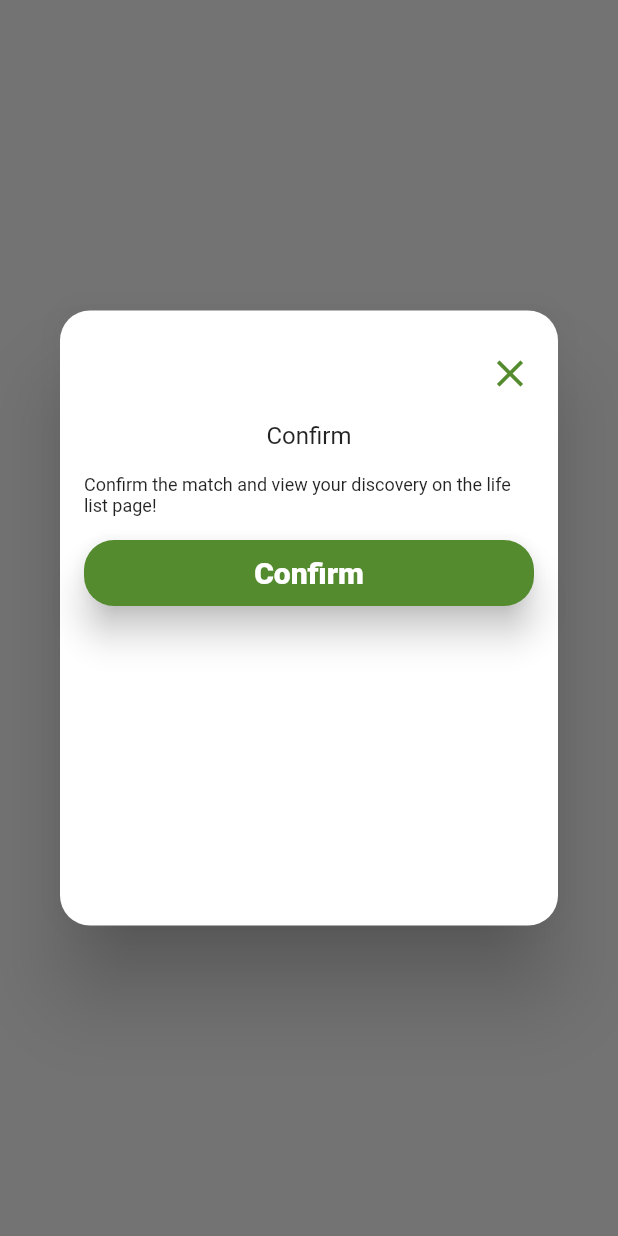
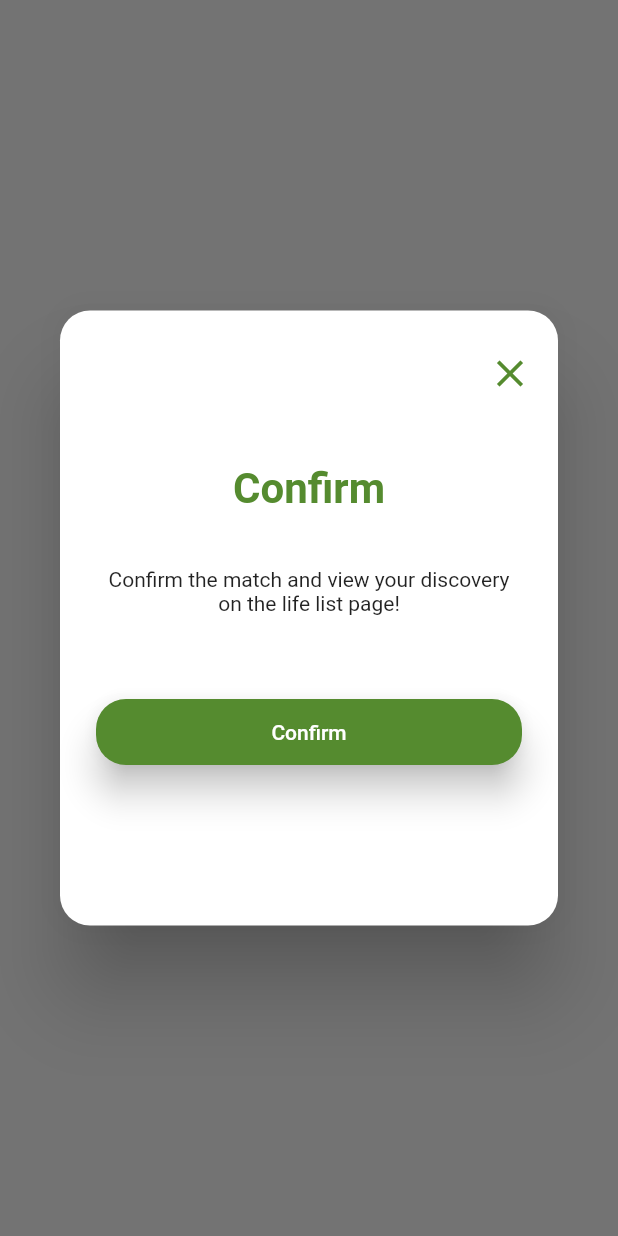
Before and after one commit to Tsukiyomi-Inari/BirdNerd, a Flutter app: what show() shows on an empty page, opened directly with empty values, after a tap on "Confirm", on a phone screen of 412 x 824 dp. Run offline on Flutter 3.47's test engine with Material 2 defaults, Android fonts, the phone set to English and light mode, and no system bars; our stand-ins replace camera, carousel_slider, cloud_firestore, firebase_auth, firebase_core, firebase_storage and 5 more; missing offline and left inert: custom_info_window, dart:ffi; accounts and stored records are empty; generated files the repository leaves out were written again; network calls fail; Roboto replaces fonts that are missing (Oswald, Teko).

```diff
--- a/lib/screens/home/map.dart
+++ b/lib/screens/home/map.dart
@@ -4,7 +4,6 @@
 /// version:  3
 /// The map screen. Will display meaningful map markers based on discovered
 /// birds.
-
 import 'package:birdnerd/services/database.dart';
 import 'package:birdnerd/shared/globals.dart';
 import 'package:cloud_firestore/cloud_firestore.dart';
@@ -19,43 +18,38 @@ import 'package:birdnerd/model/marker.dart';
 import 'package:image/image.dart' as IMG;
 import 'package:flutter/services.dart';
 import 'package:custom_info_window/custom_info_window.dart';
-
 class MapScreen extends StatefulWidget {
   const MapScreen({Key? key}) : super(key: key);
-
   @override
   State<MapScreen> createState() => _MapScreenState();
 }
-
 class _MapScreenState extends State<MapScreen> {
-
   final AuthService _auth = AuthService();
   final _authInstance = FirebaseAuth.instance;
-
   /// State level variables
   late GoogleMapController _mapController;
   final Map<String, Marker> _markers = {};
-
   // Used for loading state before result is identified
   late bool _isLoading = true;
-
+  late bool _markersLoaded = false;
   /// Override initialize state method to immediately call for markers
   @override
   void initState() {
     super.initState();
     _getUserMarkers();
+    setState(() {
+      _isLoading = false;
+    });
   }
-
   Future<void> _getUserMarkers() async {
     String? uid = _authInstance.currentUser?.uid.toString();
-    List<MyMarker> myMarkers = await DatabaseService.getUserMarkers(uid!);
-
     print('**********\n** TEST **\n**********');
     print(uid);
     print('**********\n** TEST **\n**********');
-
+    List<MyMarker> myMarkers = await DatabaseService.getUserMarkers(uid!);
     /// Convert image to being useable?
     for (int i = 0; i < myMarkers.length; i++) {
+      print(myMarkers[i].imgUrl);
       LatLng location = LatLng(myMarkers[i].latitude, myMarkers[i].longitude);
       var bytes = (await NetworkAssetBundle(Uri.parse(myMarkers[i].imgUrl))
           .load(myMarkers[i].imgUrl))
@@ -77,10 +71,9 @@ class _MapScreenState extends State<MapScreen> {
       _markers[id] = marker;
     }
     setState(() {
-      _isLoading = false;
+      _markersLoaded = true;
     });
   }
-
   @override
   Widget build(BuildContext context) {
     return Scaffold(
@@ -107,7 +100,7 @@ class _MapScreenState extends State<MapScreen> {
                     _mapController = controller;
                   });
                 },
-                markers: _markers.values.toSet(),
+                markers: _markersLoaded ? _markers.values.toSet() : <Marker>{},
               );
             } else {
               return const Center(child: CircularProgressIndicator());
--- a/lib/screens/home/widgets/confirm.dart
+++ b/lib/screens/home/widgets/confirm.dart
@@ -3,7 +3,7 @@
 /// @version:   1
 /// @since:     2023-04-02
 /// Confirmation after confirming bird from id screen.
-
+import 'package:birdnerd/shared/loading.dart';
 import 'package:flutter/material.dart';
 import 'package:birdnerd/shared/globals.dart' as globals;
 import 'package:firebase_auth/firebase_auth.dart';
@@ -20,28 +20,34 @@ import '../../../services/storage.dart';
 
 show(context, Bird bird, FirebaseAuth authInstance) {
 
+late  bool _loading = false;
   /// Get user id
   String? uid = authInstance.currentUser?.uid.toString();
-
   final currentContext = context;
-
   Future<String> cropCircle() async {
     /// Capture image for map marker and crop as a circle
     // 1) Load the image file into memory
-    img.Image cropImage = img.decodeImage(File(globals.filepath).readAsBytesSync())!;
+    img.Image cropImage =
+        img.decodeImage(File(globals.filepath).readAsBytesSync())!;
     // 2) Calculate the diameter of the circle as a percentage of the smaller dimension
-    int diameter = (cropImage.width < cropImage.height ? cropImage.width : cropImage.height);
+    int diameter = (cropImage.width < cropImage.height
+        ? cropImage.width
+        : cropImage.height);
     // 3) Calculate the coordinates of the top-left corner of the crop region to center the circle in the image
     int x = (cropImage.width - diameter) ~/ 2;
     int y = (cropImage.height - diameter) ~/ 2;
     // 4) Crop the circular region from the input image
-    img.Image croppedImage = img.copyCrop(cropImage, x: x, y: y, width: diameter, height: diameter, radius: diameter/2);
-    var rgba = croppedImage.convert(numChannels: 4); // make sure the image has an alpha channel
+    img.Image croppedImage = img.copyCrop(cropImage,
+        x: x, y: y, width: diameter, height: diameter, radius: diameter / 2);
+    var rgba = croppedImage.convert(
+        numChannels: 4); // make sure the image has an alpha channel
     croppedImage = img.copyCropCircle(rgba);
     // 5) Create temporary file path
+    DateTime date = DateTime.now();
     final tempDir = await getTemporaryDirectory(); // get temporary directory
-    final tempFile = File('${tempDir.path}/circular_image.png'); // create temporary file
-    tempFile.writeAsBytesSync(img.encodePng(croppedImage)); // write image bytes to file
+    final tempFile = File('${tempDir.path}-$date-$uid.png'); // create temp file
+    tempFile.writeAsBytesSync(
+        img.encodePng(croppedImage)); // write image bytes to file
     // 6) Upload the image to storage as bytes and get the url
     String cropImageUrl = await StorageService.uploadImageOnly(tempFile.path);
     // 7) Delete the temporary file
@@ -52,27 +58,30 @@ show(context, Bird bird, FirebaseAuth authInstance) {
   Future<void> generateMapMarker(Bird bird, uid) async {
     /// Get circle crop image for marker
     String markerIcon = await cropCircle();
+
     /// Capture Date for timestamp on marker
     DateTime date = DateTime.now();
     String formattedDate = DateFormat('yyyy-MM-dd').format(date);
+
     /// Retrieve bird name
-    DatabaseService.updateUserMarkers(uid, bird.commonName, formattedDate, globals.latitude!, globals.longitude!, markerIcon);
+    DatabaseService.updateUserMarkers(uid!, bird.commonName, formattedDate,
+        globals.latitude!, globals.longitude!, markerIcon);
   }
 
   /// Variable for unidentified bird
   bool _recognized = false;
-
-  if(bird.commonName == 'Unable to identify'){
+  if (bird.commonName == 'Unable to identify') {
     // Cannot store, give a button that says 'post to forum'
     _recognized = false;
-  } else{
+  } else {
     _recognized = true;
   }
-
   showDialog(
       context: context,
       builder: (context) {
-        return AlertDialog(
+        return _loading
+            ? const Center(child: Loading(),)
+            : AlertDialog(
           shape: const RoundedRectangleBorder(
             borderRadius: BorderRadius.all(
               Radius.circular(
@@ -97,51 +106,79 @@ show(context, Bird bird, FirebaseAuth authInstance) {
                 children: <Widget>[
                   Container(
                       alignment: Alignment.topRight,
-                  child: IconButton(onPressed: (){
+                      child: IconButton(
+                          onPressed: () {
                             Navigator.pop(context);
-                  }, icon:  Icon(
+                          },
+                          icon: Icon(
                             Icons.close,
-                    color: Colors.lightGreen.shade800 ,
+                            color: Colors.lightGreen.shade800,
                             size: 30.00,
-                    opticalSize: 20.00,
-                  ) )),
+                          ))),
+                  Center(
+                    child: Container(
+                      alignment: Alignment.center,
+                      padding: const EdgeInsets.all(8.0),
+                      child: Column(
+                          mainAxisAlignment: MainAxisAlignment.center,
+                          children: [
+                            SizedBox(height: 20),
                             Padding(
                               padding: const EdgeInsets.all(8.0),
+
                               /// Dialog window title
-                child: Center(child: Text(
-                    _recognized ? 'Confirm' : 'Unidentified'
-                )),
+                              child: Center(
+
+                                  child: Text(_recognized
+                                      ? 'Confirm'
+                                      : 'Unidentified',
+                                    style: TextStyle(
+                                      fontSize: 28,
+                                      fontFamily: "Teko",
+                                      color: Colors.lightGreen.shade800,
+                                      fontWeight: FontWeight.w700,
+
+                                    ), )),
                             ),
+                            const SizedBox(height: 20,),
                             Padding(
                               padding: const EdgeInsets.all(8.0),
+
                               /// Dialog window body
                               child: Text(
-                  _recognized ? 'Confirm the match and view your discovery on the life list page!'
+                                _recognized
+                                    ? 'Confirm the match and view your discovery on the life list page!'
                                     : 'Unable to identify. Post to our website for assistance.',
-                  style: const TextStyle(fontSize: 12,
+                                style: const TextStyle(
+                                    fontSize: 14,
                                     fontFamily: "Oswald",
                                     fontStyle: FontStyle.normal,
                                     textBaseline: TextBaseline.alphabetic
                                 ),
                                 softWrap: true,
-                  textAlign: TextAlign.left,
+                                textAlign: TextAlign.center,
                                 overflow: TextOverflow.visible,
+
                               ),
                             ),
-
+                            const SizedBox(height: 40,),
                             Container(
                               width: double.infinity,
                               height: 60,
                               padding: const EdgeInsets.all(8.0),
                               child: ElevatedButton(
                                 onPressed: () async {
-                  if(_recognized){
-                    await DatabaseService.updateUserList(uid!, bird, globals.filepath);
+                                  if (_recognized) {
+                                    ((context) => _loading = true ) ;
+                                    await DatabaseService.updateUserList(
+                                        uid!, bird, globals.filepath);
                                     await generateMapMarker(bird, uid);
-                  }else{
+                                  } else {
                                     // do nothing
                                   }
-                  Navigator.of(currentContext).popUntil((route) => route.isFirst);
+                                  _loading = false;
+                                  Navigator.of(currentContext)
+                                      .popUntil((route) => route.isFirst);
                                 },
                                 style: ElevatedButton.styleFrom(
                                   backgroundColor: Colors.lightGreen.shade800,
@@ -149,21 +186,20 @@ show(context, Bird bird, FirebaseAuth authInstance) {
                                   elevation: 10,
                                   shape: RoundedRectangleBorder(borderRadius: BorderRadius.circular(20)),
                                 ),
+
                                 /// Dialog window button
                                 child: Text(
                                   _recognized ? "Confirm" : "Post to forum",
-                  style: const TextStyle(
-                    fontSize: 20,
-                    fontFamily: "Teko",
-                    fontWeight: FontWeight.w800,
                                 ),
                               ),
                             ),
+                          ]),
                     ),
+                  )
                 ],
-
               ),
             ),
-        ));
+          ),
+        );
       });
 }
```
Also changed, not shown: lib/screens/home/widgets/bird_detail.dart (indentation only), 1 other file. Lines whose indentation alone changed are shown as unchanged.
